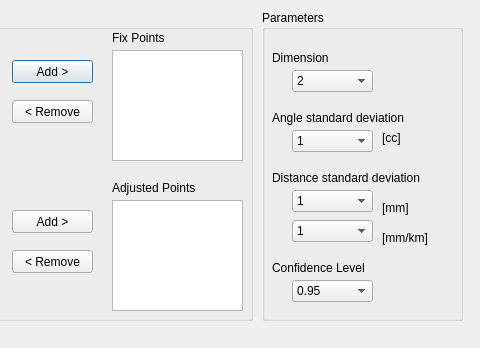
This is network_calc.ui in zsiki/ls as Qt 5 draws it before an edit; both pictures show x 158 to 638 and y 0 to 348 of the 638 by 542 pixel window. The edited form follows.
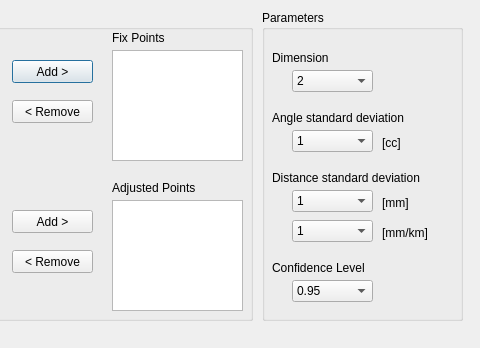
This is the edited form.

Commit message: aesthetic improvement in Network adjustment dialog window

What changed in the file:
```diff
--- a/network_calc.ui
+++ b/network_calc.ui
@@ -521,7 +521,7 @@
     <property name="geometry">
      <rect>
       <x>120</x>
-      <y>190</y>
+      <y>185</y>
       <width>61</width>
       <height>16</height>
      </rect>
@@ -540,7 +540,7 @@
     <property name="geometry">
      <rect>
       <x>120</x>
-      <y>220</y>
+      <y>215</y>
       <width>61</width>
       <height>16</height>
      </rect>
@@ -614,7 +614,7 @@
     <property name="geometry">
      <rect>
       <x>120</x>
-      <y>120</y>
+      <y>125</y>
       <width>61</width>
       <height>16</height>
      </rect>
```
The commit also changes 1 other file.
